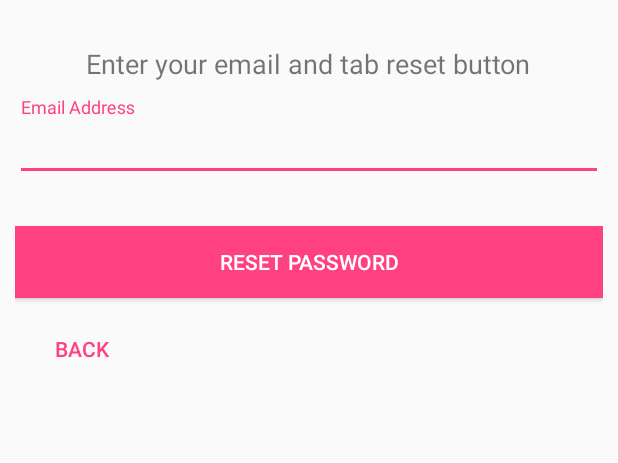
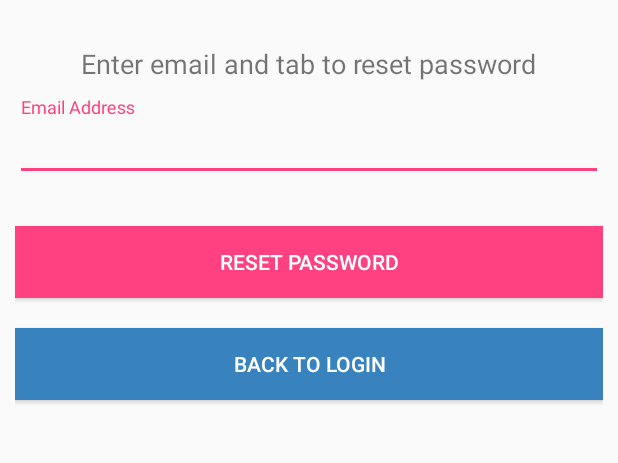
Before and after one commit to shamsuddha/TourManager, an Android app: the PasswordResetActivity screen opened directly, with no data from a screen before it, on a phone screen of 412 x 824 dp, the part 296-759 px from its top. Run offline under Robolectric (Android 15) with nearby library versions, the phone set to English and light mode, and no system bars; our stand-ins replace Firebase (no records; nobody signed in at launch, a user with empty details on screens opened directly).

Commit message:
forget password added

```diff
--- a/app/src/main/java/com/example/shamsuddha/tourmanager/PasswordResetActivity.java
+++ b/app/src/main/java/com/example/shamsuddha/tourmanager/PasswordResetActivity.java
@@ -1,19 +1,78 @@
 package com.example.shamsuddha.tourmanager;
 
+import android.app.ProgressDialog;
+import android.support.annotation.NonNull;
 import android.support.v7.app.AppCompatActivity;
 import android.os.Bundle;
+import android.text.TextUtils;
+import android.view.View;
+import android.widget.Button;
+import android.widget.EditText;
+import android.widget.ProgressBar;
+import android.widget.Toast;
+
+import com.google.android.gms.tasks.OnCompleteListener;
+import com.google.android.gms.tasks.Task;
+import com.google.firebase.auth.FirebaseAuth;
 
 public class PasswordResetActivity extends AppCompatActivity {
 
+
+    EditText resetPasswordEmailET;
+    Button resetPasswordButton;
+    private  ProgressBar progressBar;
+    FirebaseAuth firebaseAuth;
     @Override
     protected void onCreate(Bundle savedInstanceState) {
         super.onCreate(savedInstanceState);
         setContentView(R.layout.activity_password_reset);
 
+        resetPasswordEmailET = findViewById(R.id.resetPasswordEmailET);
+        resetPasswordButton = findViewById(R.id.resetPasswordButton);
+        firebaseAuth = firebaseAuth.getInstance();
+
+        resetPasswordButton.setOnClickListener(new View.OnClickListener() {
+            @Override
+            public void onClick(View view) {
+                passwordReset();
+            }
+        });
 
 
 
 
 
     }
+
+    private void passwordReset() {
+        final ProgressDialog progress = new ProgressDialog(PasswordResetActivity.this);
+        progress.setMessage("Verifying...");
+        progress.setProgressStyle(ProgressDialog.STYLE_HORIZONTAL);
+        progress.setIndeterminate(true);
+
+        String email = resetPasswordEmailET.getText().toString().trim();
+
+        if (TextUtils.isEmpty(email)) {
+            Toast.makeText(getApplication(), "Enter your registered email id", Toast.LENGTH_SHORT).show();
+            return;
+        }
+
+        firebaseAuth.sendPasswordResetEmail(email)
+                .addOnCompleteListener(new OnCompleteListener<Void>() {
+                    @Override
+                    public void onComplete(@NonNull Task<Void> task) {
+                        progress.dismiss();
+
+                        if (task.isSuccessful()) {
+                            Toast.makeText(PasswordResetActivity.this, "We have sent you instructions to reset your password!", Toast.LENGTH_LONG).show();
+                        } else {
+                            Toast.makeText(PasswordResetActivity.this, "Please give a registered user email!", Toast.LENGTH_LONG).show();
+                        }
+
+                        // progressBar.setVisibility(View.GONE);
+                    }
+                });
+    }
+
+
 }
--- a/app/src/main/res/layout/activity_password_reset.xml
+++ b/app/src/main/res/layout/activity_password_reset.xml
@@ -31,25 +31,24 @@
         android:layout_height="wrap_content"
         android:layout_gravity="center_horizontal"
         android:padding="10dp"
-        android:text="Enter your email and tab reset button"
+        android:text="Enter email and tab to reset password"
         android:textSize="18sp" />
     <android.support.design.widget.TextInputLayout
         android:layout_width="match_parent"
         android:layout_height="wrap_content">
         <EditText
-            android:id="@+id/email"
+            android:id="@+id/resetPasswordEmailET"
             android:layout_width="match_parent"
             android:layout_height="wrap_content"
             android:layout_marginBottom="10dp"
             android:layout_marginTop="20dp"
             android:hint="Email Address"
             android:inputType="textEmailAddress"
-            android:textColor="@android:color/white"
-            android:textColorHint="@android:color/white" />
+            />
     </android.support.design.widget.TextInputLayout>
     <!-- Login Button -->
     <Button
-        android:id="@+id/btn_reset_password"
+        android:id="@+id/resetPasswordButton"
         android:layout_width="fill_parent"
         android:layout_height="wrap_content"
         android:layout_marginTop="20dip"
@@ -57,20 +56,14 @@
         android:text="Reset Password"
         android:textColor="@android:color/white" />
     <Button
-        android:id="@+id/btn_back"
-        android:layout_width="wrap_content"
+        android:id="@+id/backButton"
+        android:layout_width="fill_parent"
         android:layout_height="wrap_content"
-        android:layout_marginTop="10dp"
-        android:background="@null"
-        android:text="Back"
-        android:textColor="@color/colorAccent" />
+        android:layout_marginTop="20dip"
+        android:background="#3883BD"
+        android:text="Back To Login"
+        android:textColor="@android:color/white"
+         />
 
-    <ProgressBar
-        android:id="@+id/progressBar"
-        android:layout_width="30dp"
-        android:layout_height="30dp"
-        android:layout_gravity="center|bottom"
-        android:layout_marginBottom="20dp"
-        android:visibility="gone" />
 
 </LinearLayout>
```
Also changed, not shown: app/src/main/java/com/example/shamsuddha/tourmanager/DashboardActivity.java (+63 -0 lines), app/src/main/res/layout/activity_main.xml (+3 -13 lines), app/src/main/res/layout/activity_register.xml (+8 -7 lines), app/src/main/res/menu/emp_menu.xml (added, +16 -0 lines), app/src/main/res/menu/menu_after_login.xml (added, +38 -0 lines), app/src/main/res/menu/menu_before_login.xml (added, +24 -0 lines), app/src/main/res/menu/option_menu.xml (added, +26 -0 lines), app/src/main/res/menu/searchcity.xml (added, +16 -0 lines), app/src/main/res/drawable/home.png (added).
